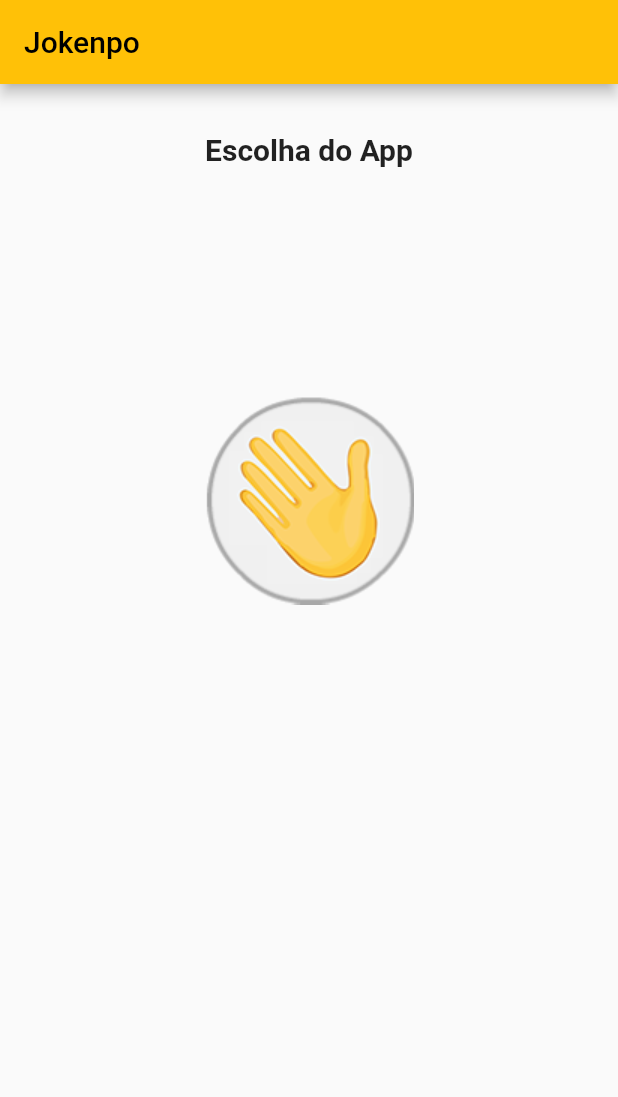
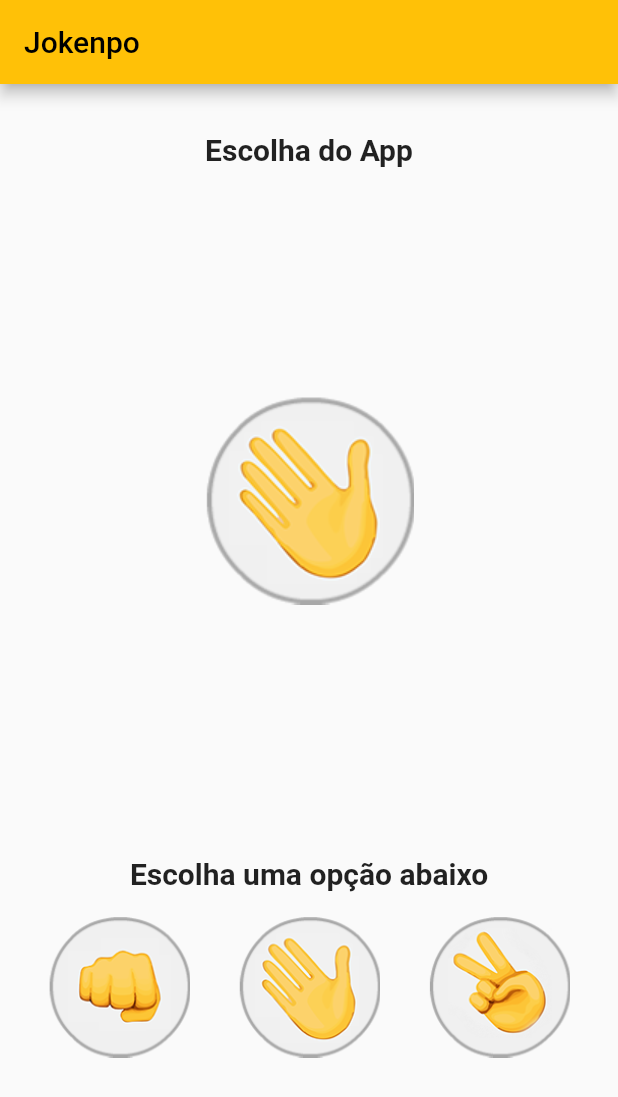
Before and after one commit to cfcamargo/flutterApp_jokenpo, a Flutter app: the screen it shows after launch, on a phone screen of 412 x 824 dp. Shown: the top 1097 px of the screen. Run offline on Flutter 3.47's test engine with Material 2 defaults, Android fonts, the phone set to English and light mode, and no system bars.

Commit message:
Criando a Interface

```diff
--- a/lib/Jogo.dart
+++ b/lib/Jogo.dart
@@ -29,8 +29,26 @@ class _JogoState extends State<Jogo> {
               ),
             ),
           ),
-          Image.asset("images/papel.png")
-
+          Image.asset("images/papel.png"),
+          Padding(
+            padding: EdgeInsets.only(top: 32, bottom: 16),
+            child: Text(
+              "Escolha uma opção abaixo",
+              textAlign: TextAlign.center,
+              style: TextStyle(
+                fontSize: 20,
+                fontWeight: FontWeight.bold,
+              ),
+            ),
+          ),
+          Row(
+            mainAxisAlignment: MainAxisAlignment.spaceEvenly,
+            children: [
+              Image.asset("images/pedra.png" , height: 95,),
+              Image.asset("images/papel.png" , height: 95),
+              Image.asset("images/tesoura.png" , height: 95),
+            ],
+          )
         ],
       ),
     );
```
